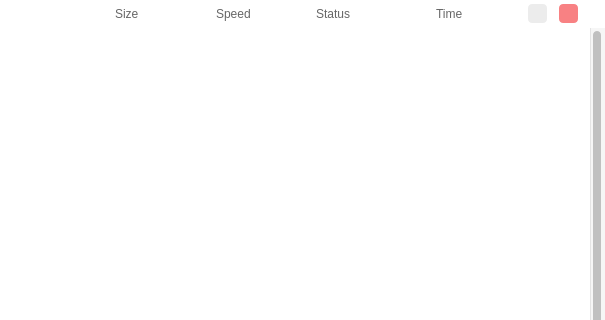
First picture: the form in src/MEGASync/gui/linux/TransfersWidget.ui, repository meganz/MEGAsync, before the edit; both pictures show x 204 to 809 and y 0 to 320 of the 809 by 642 pixel window.
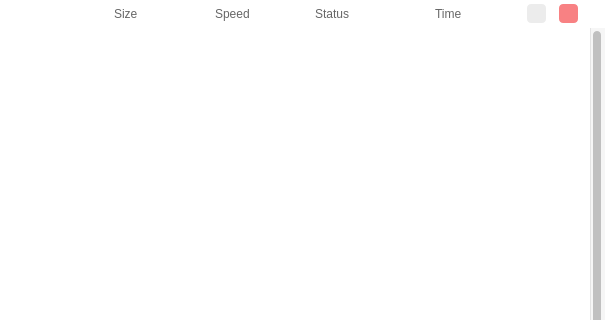
Second picture: the form after the edit. Icons and pictures are not drawn. Custom widgets are drawn as their Qt base class.

Commit message: Transfer Manager: take designer's feedback into account: update Pause, filters, search, headers, buttons behavior. Cleanup, polish UI.

```diff
--- a/src/MEGASync/gui/linux/TransfersWidget.ui
+++ b/src/MEGASync/gui/linux/TransfersWidget.ui
@@ -67,6 +67,16 @@
 	qproperty-alignment: 'AlignLeft | AlignBottom';
 }
 
+#wPauseResumeAll
+{
+    height: 28px;
+    max-height: 28px;
+    min-height: 28px;
+    width: 32px;
+    max-width: 32px;
+    min-width: 32px;
+}
+
 #wTableHeader QToolButton
 {
     height: 16px;
@@ -328,6 +338,24 @@
            </widget>
           </item>
           <item>
+           <widget class="QWidget" name="wPauseResumeAll" native="true">
+            <layout class="QHBoxLayout" name="horizontalLayout">
+             <property name="spacing">
+              <number>0</number>
+             </property>
+             <property name="leftMargin">
+              <number>0</number>
+             </property>
+             <property name="topMargin">
+              <number>0</number>
+             </property>
+             <property name="rightMargin">
+              <number>0</number>
+             </property>
+             <property name="bottomMargin">
+              <number>0</number>
+             </property>
+             <item>
            <widget class="QToolButton" name="tPauseResumeAll">
             <property name="toolTip">
              <string>Pause or resume all selected transfers</string>
@@ -336,6 +364,9 @@
              <iconset resource="../Resources_linux.qrc">
               <normaloff>:/images/ico_pause_transfers_state.png</normaloff>:/images/ico_pause_transfers_state.png</iconset>
             </property>
+              </widget>
+             </item>
+            </layout>
            </widget>
           </item>
           <item>
```
Lines whose indentation alone changed are shown as unchanged. The commit also changes 11 other files.
